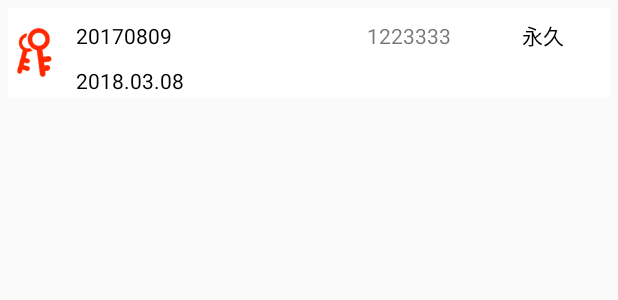
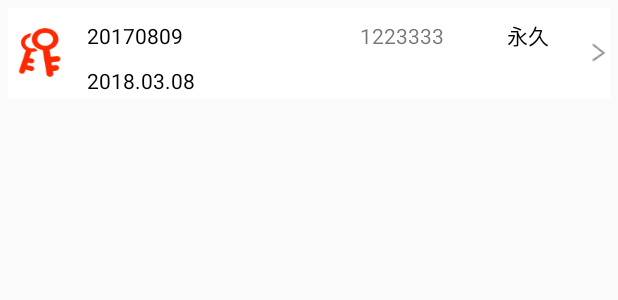
Before and after one commit to YuanLingCH/kejixiaBleDemo, an Android app: the layout key_manage_item.xml on its own in the app's theme, with its tools: preview values and no code run, on a phone screen of 412 x 824 dp. Shown: the top 300 px of the screen. Run offline under Robolectric (Android 15) with nearby library versions, the phone set to English and light mode, and no system bars.

Commit message:
优化了功能和性能

```diff
--- a/app/src/main/java/fangzuzu/com/ding/adapter/fingerListAdapter.java
+++ b/app/src/main/java/fangzuzu/com/ding/adapter/fingerListAdapter.java
@@ -63,8 +63,8 @@ public class fingerListAdapter extends RecyclerView.Adapter<fingerListAdapter.Ic
 
         final String Starttime =  bean.getStartDate()+"";
         final String endtime = bean.getEndDate()+"";
-        Log.d("TAG","开始时间"+Starttime);
-        Log.d("TAG","结束时间"+endtime);
+        Log.d("TAG","添加指纹数据显示");
+
         if (!Starttime.equals("0")&&!endtime.equals("0")){
             String substring = Starttime.substring(0,Starttime.length()-3);
             Log.d("TAG","时间"+ substring);
--- a/app/src/main/java/fangzuzu/com/ding/ui/activity/lockListActivity.java
+++ b/app/src/main/java/fangzuzu/com/ding/ui/activity/lockListActivity.java
@@ -722,6 +722,10 @@ public String topic="fzzchat/PTP";
                      adminPwd = userLockBean.getAdminPwd();
                        keyRight = userLockBean.getKeyRight();
                          keyStatus = userLockBean.getKeyStatus();
+                        String startDate = userLockBean.getStartDate()+"";
+                        String endDate = userLockBean.getEndDate()+"";
+                        MainApplication.getInstence().setEndTime(endDate);
+                        MainApplication.getInstence().setStartTime(startDate);
 
                     }
                     Intent intent =new Intent(lockListActivity.this,MainActviity.class);
--- a/app/src/main/res/layout/add_ic_card_activity_layout.xml
+++ b/app/src/main/res/layout/add_ic_card_activity_layout.xml
@@ -25,12 +25,10 @@
 <FrameLayout
     android:layout_width="match_parent"
     android:layout_height="match_parent">
-
     <android.support.v7.widget.RecyclerView
         android:id="@+id/lv"
         android:layout_width="match_parent"
         android:layout_height="wrap_content"/>
-
     <include layout="@layout/no_data_layout"/>
 </FrameLayout>
     </android.support.v4.widget.SwipeRefreshLayout>
--- a/app/src/main/res/layout/key_manage_item.xml
+++ b/app/src/main/res/layout/key_manage_item.xml
@@ -15,11 +15,13 @@
     <ImageView
         android:id="@+id/iv"
         android:background="@mipmap/icon_key_manage"
-        android:layout_width="35dp"
+        android:layout_weight="1"
+        android:layout_width="0dp"
         android:layout_height="35dp" />
     <LinearLayout
         android:orientation="vertical"
-        android:layout_width="match_parent"
+        android:layout_weight="8"
+        android:layout_width="0dp"
         android:layout_height="match_parent">
 
 
@@ -71,8 +73,12 @@ android:layout_marginTop="7dp"
         android:layout_width="wrap_content"
         android:layout_height="wrap_content" />
 
-
-
-
     </LinearLayout>
+    <ImageView
+        android:layout_marginRight="3dp"
+        android:layout_gravity="center"
+        android:background="@mipmap/more"
+        android:layout_weight="0.2"
+        android:layout_width="0dp"
+        android:layout_height="wrap_content" />
 </LinearLayout>
```
Also changed, not shown: app/src/main/java/fangzuzu/com/ding/MainApplication.java (+37 -14 lines), app/src/main/java/fangzuzu/com/ding/ui/activity/BaseActivity.java (+13 -0 lines), app/src/main/java/fangzuzu/com/ding/ui/activity/FingerPrintManageActivity.java (+6 -4 lines), app/src/main/java/fangzuzu/com/ding/ui/activity/FoundDeviceActivity.java (+12 -1 lines), app/src/main/java/fangzuzu/com/ding/ui/activity/TimeLockActivity.java (+11 -3 lines), app/src/main/res/anim/anim_circle_rotate.xml (added, +10 -0 lines), app/src/main/res/layout/activity_found_device.xml (+9 -0 lines), app/src/main/res/layout/add_finger_printer.xml (+9 -9 lines), app/src/main/res/mipmap-xhdpi/icon_circle.png (added).
